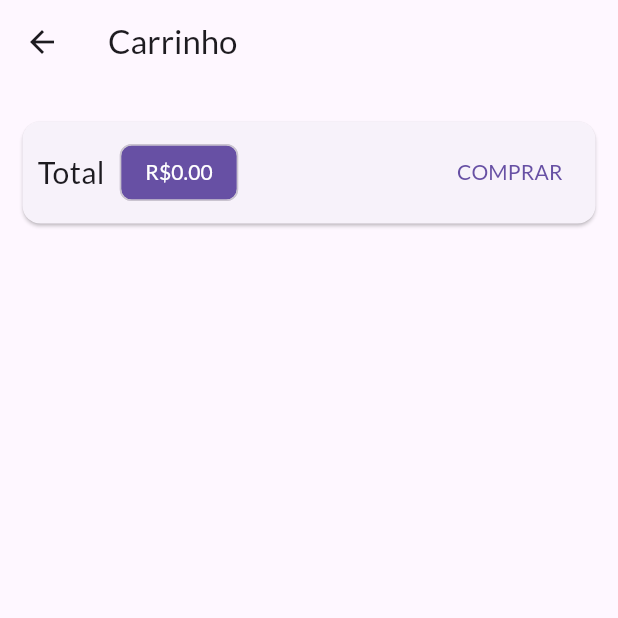
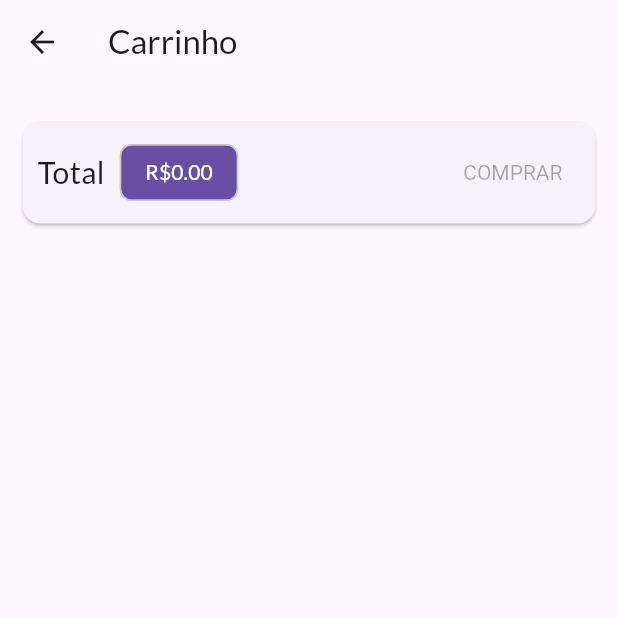
Before and after one commit to logicinfocursos/flutter_shop, a Flutter app: the CartPage screen opened by its route, on a phone screen of 412 x 824 dp, the top half of it. Run offline on Flutter 3.47's test engine with Material 3 defaults, Android fonts, the phone set to English and light mode, and no system bars; network calls fail.

Commit message:
product crud, orders, favorites and cart from firebase ok

```diff
--- /dev/null
+++ b/lib/exceptions/http_exception.dart
@@ -0,0 +1,14 @@
+class HttpException implements Exception {
+  final String msg;
+  final int statusCode;
+
+  HttpException({
+    required this.msg,
+    required this.statusCode,
+  });
+
+  @override
+  String toString() {
+    return msg;
+  }
+}
--- a/lib/pages/cart_page.dart
+++ b/lib/pages/cart_page.dart
@@ -44,18 +44,8 @@ class CartPage extends StatelessWidget {
                       ),
                     ),
                   ),
-                  const Spacer(),
-                  TextButton(
-                    onPressed: () {
-                      Provider.of<OrderList>(
-                        context,
-                        listen: false,
-                      ).addOrder(cart);
-
-                      cart.clear();
-                    },
-                    child: const Text('COMPRAR'),
-                  ),
+                  Spacer(),
+                  CartButton(cart: cart),
                 ],
               ),
             ),
@@ -71,3 +61,46 @@ class CartPage extends StatelessWidget {
     );
   }
 }
+
+class CartButton extends StatefulWidget {
+  const CartButton({
+    super.key,
+    required this.cart,
+  });
+
+  final Cart cart;
+
+  @override
+  State<CartButton> createState() => _CartButtonState();
+}
+
+class _CartButtonState extends State<CartButton> {
+  bool _isLoading = false;
+  @override
+  Widget build(BuildContext context) {
+    return _isLoading
+    ? const CircularProgressIndicator()
+    : TextButton(
+      child: const Text('COMPRAR'),
+      style:TextButton.styleFrom(
+        textStyle: TextStyle(
+          color: Theme.of(context).primaryColor,
+        ),
+      ),
+      onPressed: widget.cart.itemsCount == 0
+      ? null
+      : () async {
+        setState(() => _isLoading = true);
+
+        await Provider.of<OrderList>(
+          context,
+          listen: false,
+        ).addOrder(widget.cart);
+
+        widget.cart.clear();
+        setState(() => _isLoading = false);
+      },
+
+    );
+  }
+}
--- /dev/null
+++ b/lib/utils/constants.dart
@@ -0,0 +1,4 @@
+class Constants {
+  static const PRODUCT_BASE_URL = 'https://shop-cod3r-d9d11-default-rtdb.firebaseio.com/products';
+  static const ORDER_BASE_URL = 'https://shop-cod3r-d9d11-default-rtdb.firebaseio.com/orders';
+}
```
Also changed, not shown: lib/components/product_item.dart (+15 -5 lines), lib/models/order_list.dart (+54 -3 lines), lib/models/product.dart (+24 -1 lines), lib/models/product_list.dart (+22 -8 lines), lib/pages/orders_page.dart (+25 -5 lines).
